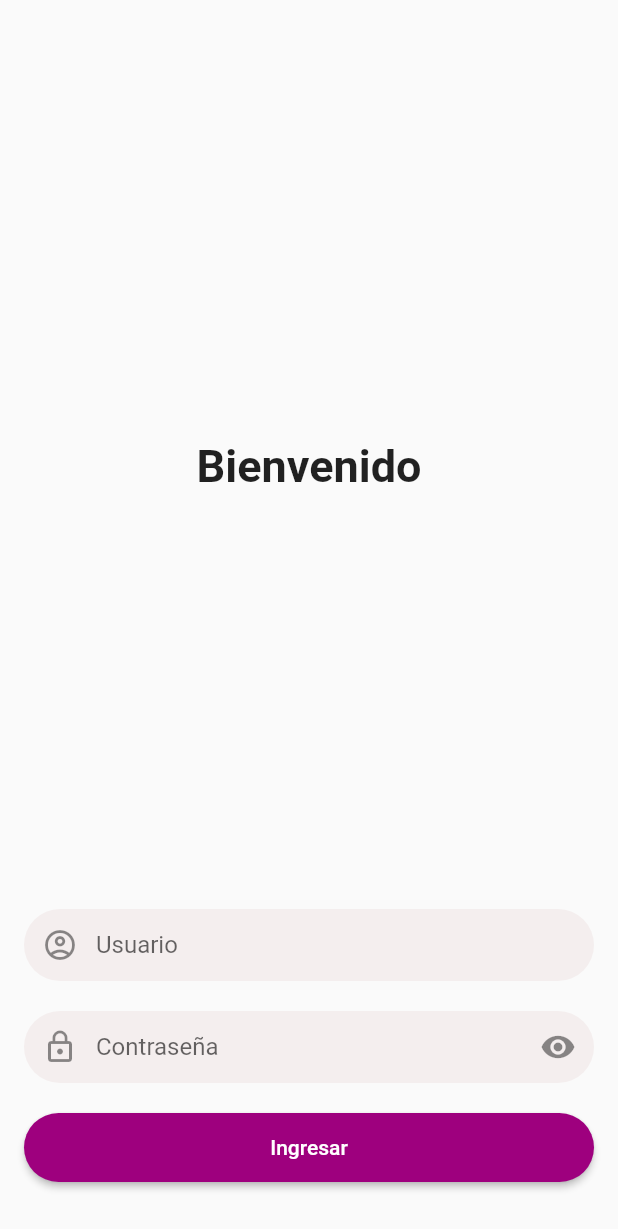
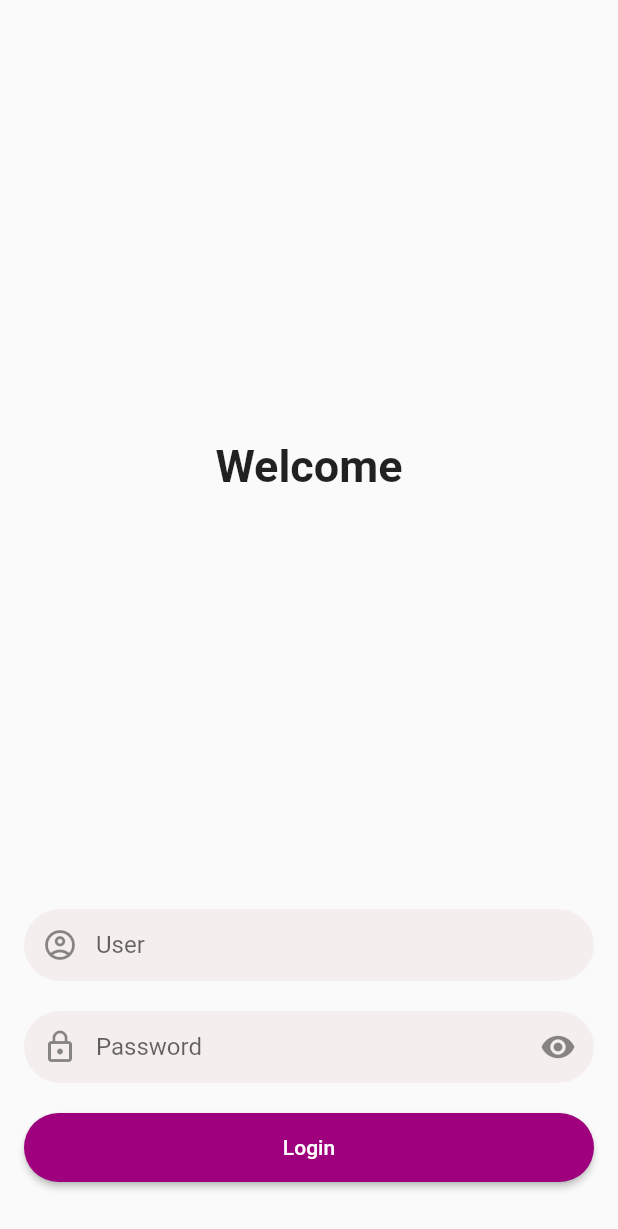
Before and after one commit to anaCode26/carritoapp, a Flutter app: the screen it shows after launch, on a phone screen of 412 x 824 dp. Shown: the top 1229 px of the screen. Run offline on Flutter 3.47's test engine with Material 2 defaults, Android fonts, the phone set to English and light mode, and no system bars; our stand-ins replace dio, flutter_bloc, get_it.

Commit message:
english texts

```diff
--- a/lib/ui/login/cubit/auth_cubit.dart
+++ b/lib/ui/login/cubit/auth_cubit.dart
@@ -16,7 +16,7 @@ class AuthCubit extends Cubit<AuthState> {
       await authRepository.login(username, password);
       emit(AuthSuccess());
     } catch (e) {
-      emit(AuthError('Credenciales inválidas.'));
+      emit(AuthError('Invalid credentials.'));
     }
   }
 }
--- a/lib/ui/login/login_screen.dart
+++ b/lib/ui/login/login_screen.dart
@@ -42,7 +42,7 @@ class _LoginScreenState extends State<LoginScreen> {
               mainAxisAlignment: MainAxisAlignment.center,
               children: <Widget>[
                 const Spacer(),
-                const Text('Bienvenido',
+                const Text('Welcome',
                     style: TextStyle(
                       fontSize: 30,
                       fontWeight: FontWeight.bold,
@@ -53,7 +53,7 @@ class _LoginScreenState extends State<LoginScreen> {
                   decoration: const InputDecoration(
                     filled: true,
                     fillColor: secondaryColor,
-                    hintText: 'Usuario',
+                    hintText: 'User',
                     prefixIcon: Icon(Icons.account_circle_outlined),
                     contentPadding: EdgeInsets.symmetric(vertical: 14.0),
                     border: OutlineInputBorder(borderSide: BorderSide.none, borderRadius: BorderRadius.all(Radius.circular(50.0))),
@@ -66,7 +66,7 @@ class _LoginScreenState extends State<LoginScreen> {
                     decoration: InputDecoration(
                       filled: true,
                       fillColor: secondaryColor,
-                      hintText: 'Contraseña',
+                      hintText: 'Password',
                       prefixIcon: const Icon(Icons.lock_outline),
                       contentPadding: const EdgeInsets.symmetric(vertical: 14.0),
                       suffixIcon: IconButton(
@@ -85,7 +85,7 @@ class _LoginScreenState extends State<LoginScreen> {
                         shape: MaterialStateProperty.all<RoundedRectangleBorder>(RoundedRectangleBorder(
                       borderRadius: BorderRadius.circular(50.0),
                     ))),
-                    child: const Text('Ingresar'),
+                    child: const Text('Login'),
                   ),
                 ),
                 const SizedBox(height: 20),
@@ -103,7 +103,7 @@ class _LoginScreenState extends State<LoginScreen> {
       ScaffoldMessenger.of(context).showSnackBar(SnackBar(content: Text(state.message)));
     }
     if (state is AuthSuccess) {
-      ScaffoldMessenger.of(context).showSnackBar(const SnackBar(content: Text('Ingreso exitoso')));
+      ScaffoldMessenger.of(context).showSnackBar(const SnackBar(content: Text('Login success')));
       Navigator.of(context).pushNamed(productsRoute);
     }
   }
--- a/lib/ui/products/product_detail_screen.dart
+++ b/lib/ui/products/product_detail_screen.dart
@@ -81,7 +81,7 @@ class ProductDetailsScreenState extends State<ProductDetailsScreen> {
                               shape: MaterialStateProperty.all<RoundedRectangleBorder>(RoundedRectangleBorder(
                             borderRadius: BorderRadius.circular(50.0),
                           ))),
-                          child: const Text('Agregar al carrito'),
+                          child: const Text('Add to cart'),
                         ),
                       ),
               ],
@@ -104,7 +104,7 @@ class ProductDetailsScreenState extends State<ProductDetailsScreen> {
           showSpinner = false;
         });
         ScaffoldMessenger.of(context).showSnackBar(const SnackBar(
-          content: Text('Producto agregado al carrito'),
+          content: Text('Added to cart'),
           backgroundColor: Colors.green,
         ));
         break;
--- a/lib/ui/products/products_screen.dart
+++ b/lib/ui/products/products_screen.dart
@@ -46,7 +46,7 @@ class ProductsScreenState extends State<ProductsScreen> {
               decoration: const InputDecoration(
                 filled: true,
                 fillColor: secondaryColor,
-                hintText: 'Buscar producto',
+                hintText: 'Search product',
                 suffixIcon: Icon(Icons.search),
                 contentPadding: EdgeInsets.symmetric(vertical: 14.0, horizontal: 14.0),
                 border: OutlineInputBorder(borderSide: BorderSide.none, borderRadius: BorderRadius.all(Radius.circular(50.0))),
@@ -71,7 +71,7 @@ class ProductsScreenState extends State<ProductsScreen> {
                       return Card(
                         child: ListTile(
                             contentPadding: const EdgeInsets.all(10),
-                            title: Text(product.title),
+                            title: Text(product.title, style: const TextStyle(color: primaryColor)),
                             subtitle: Column(
                               crossAxisAlignment: CrossAxisAlignment.start,
                               children: <Widget>[
```
